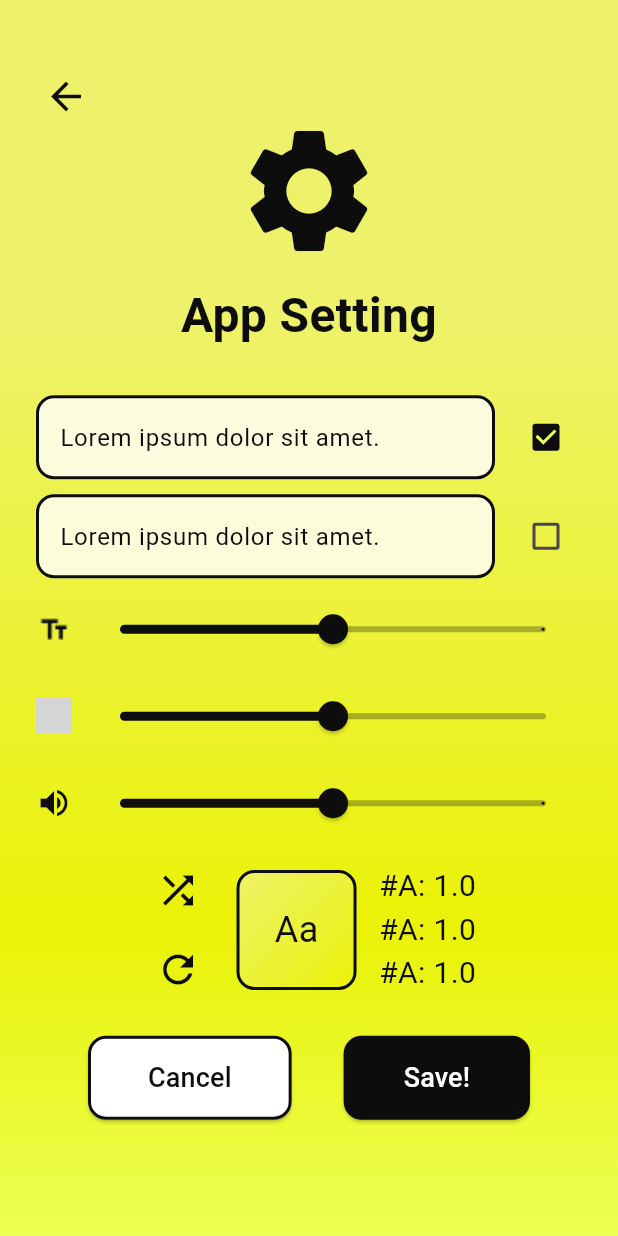
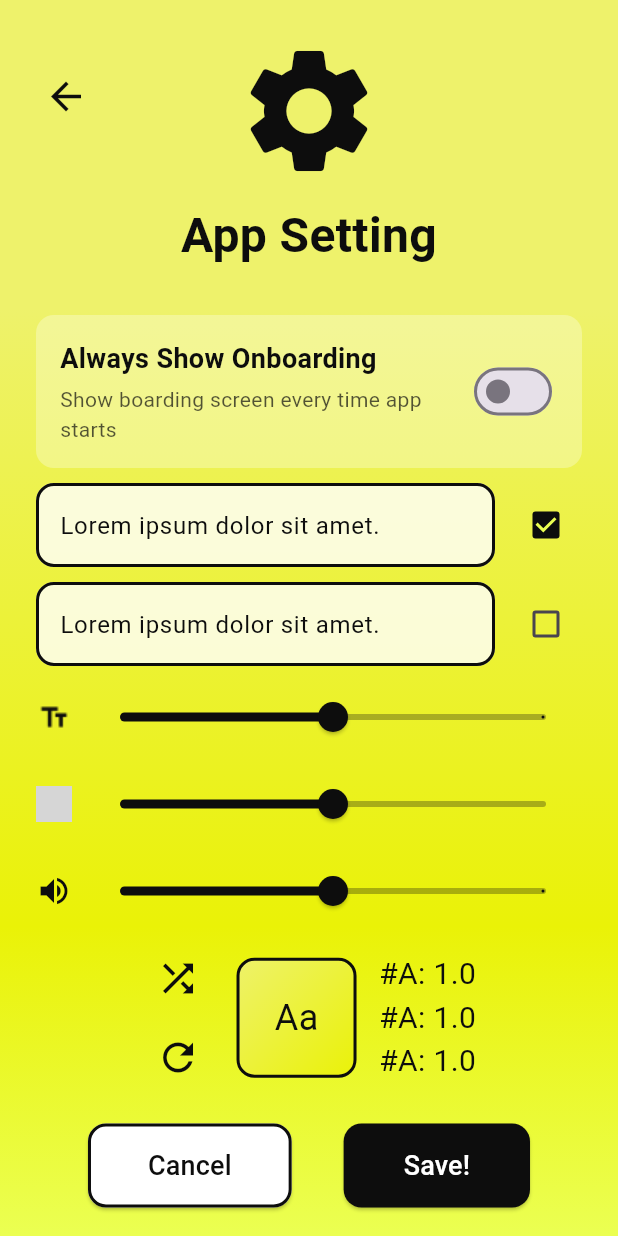
Before and after one commit to HHHAAAANNNNN/AItunanetra, a Flutter app: the SettingPage screen opened directly, on a phone screen of 412 x 824 dp. Run offline on Flutter 3.47's test engine with Material 3 defaults, Android fonts, the phone set to English and light mode, and no system bars; our stand-ins replace audioplayers, camera, flutter_tts, permission_handler, shared_preferences; accounts and stored records are empty; Roboto replaces fonts that are missing (Helvetica); grey boxes are pictures that could not be loaded.

Commit message:
adjusting boarding screen to only shows once but able to setup from setting screen

```diff
--- a/lib/dashboard_page.dart
+++ b/lib/dashboard_page.dart
@@ -9,7 +9,7 @@ import 'package:aitunanetra/setting_page.dart';
 import 'package:flutter/gestures.dart';
 
 class DashboardPage extends StatefulWidget {
-  final bool loggedInSuccessfully; // cek apakah berhasil login atau tidak
+  final bool loggedInSuccessfully;
 
   const DashboardPage({super.key, this.loggedInSuccessfully = false});
 
--- /dev/null
+++ b/lib/preferences_service.dart
@@ -0,0 +1,50 @@
+import 'package:shared_preferences/shared_preferences.dart';
+import 'package:flutter/foundation.dart';
+
+class PreferencesService {
+  static const String _keyFirstRun = 'first_run';
+  static const String _keyAlwaysShowOnboarding = 'always_show_onboarding';
+
+  // Check if this is the first run
+  static Future<bool> isFirstRun() async {
+    final prefs = await SharedPreferences.getInstance();
+    return prefs.getBool(_keyFirstRun) ?? true;
+  }
+
+  // Mark that the app has been run
+  static Future<void> setFirstRunCompleted() async {
+    final prefs = await SharedPreferences.getInstance();
+    await prefs.setBool(_keyFirstRun, false);
+  }
+
+  // Get "Always show onboarding" setting
+  static Future<bool> getAlwaysShowOnboarding() async {
+    final prefs = await SharedPreferences.getInstance();
+    return prefs.getBool(_keyAlwaysShowOnboarding) ?? false;
+  }
+
+  // Set "Always show onboarding" setting
+  static Future<void> setAlwaysShowOnboarding(bool value) async {
+    final prefs = await SharedPreferences.getInstance();
+    await prefs.setBool(_keyAlwaysShowOnboarding, value);
+  }
+
+  // Check if onboarding should be shown (first run OR always show enabled)
+  static Future<bool> shouldShowOnboarding() async {
+    try {
+      final isFirst = await isFirstRun();
+      final alwaysShow = await getAlwaysShowOnboarding();
+
+      if (kDebugMode) {
+        debugPrint('PreferencesService: isFirst=$isFirst, alwaysShow=$alwaysShow');
+      }
+
+      return isFirst || alwaysShow;
+    } catch (e) {
+      if (kDebugMode) {
+        debugPrint('PreferencesService ERROR: $e');
+      }
+      return true; // Default to showing onboarding on error
+    }
+  }
+}
--- a/lib/setting_page.dart
+++ b/lib/setting_page.dart
@@ -1,6 +1,7 @@
 import 'package:flutter/material.dart';
 import 'package:flutter/services.dart';
 import 'dart:math'; // Untuk fungsi random
+import 'package:aitunanetra/preferences_service.dart';
 
 class SettingPage extends StatefulWidget {
   const SettingPage({super.key});
@@ -12,6 +13,7 @@ class SettingPage extends StatefulWidget {
 class _SettingPageState extends State<SettingPage> {
   bool _toggleSetting1 = true;
   bool _toggleSetting2 = false;
+  bool _alwaysShowOnboarding = false; // New setting for onboarding
   double _fontSizeOption = 1.0; // opsi ukuran font (1.0 = Normal, 0.8 = Kecil, 1.2 = Besar)
   double _brightnessValue = 50.0; // interval kecerahan aplikasi (0-100)
   double _textToVoiceSpeed = 1.0; // opsi kecepatan output text-to-voice (0.8 = Lambat, 1.0 = Normal, 1.2 = Cepat)
@@ -29,12 +31,27 @@ class _SettingPageState extends State<SettingPage> {
   @override
   void initState() {
     super.initState();
+    _loadSettings();
 
     // Maintain fullscreen mode
     SystemChrome.setEnabledSystemUIMode(
       SystemUiMode.immersiveSticky,
       overlays: [],
     );
+  }
+
+  Future<void> _loadSettings() async {
+    final alwaysShow = await PreferencesService.getAlwaysShowOnboarding();
+    setState(() {
+      _alwaysShowOnboarding = alwaysShow;
+    });
+  }
+
+  Future<void> _toggleAlwaysShowOnboarding(bool value) async {
+    await PreferencesService.setAlwaysShowOnboarding(value);
+    setState(() {
+      _alwaysShowOnboarding = value;
+    });
   }
 
   // dispose berfungsi untuk mematikan animasi ketika aplikasi ditutup
@@ -83,6 +100,51 @@ class _SettingPageState extends State<SettingPage> {
                       textAlign: TextAlign.center,
                     ),
                     const SizedBox(height: 30),
+
+                    // Always Show Onboarding Setting
+                    Container(
+                      padding: const EdgeInsets.all(16.0),
+                      decoration: BoxDecoration(
+                        color: Colors.white.withAlpha((255 * 0.3).round()),
+                        borderRadius: BorderRadius.circular(12),
+                      ),
+                      child: Row(
+                        mainAxisAlignment: MainAxisAlignment.spaceBetween,
+                        children: [
+                          Expanded(
+                            child: Column(
+                              crossAxisAlignment: CrossAxisAlignment.start,
+                              children: [
+                                Text(
+                                  'Always Show Onboarding',
+                                  style: TextStyle(
+                                    fontSize: 18,
+                                    fontWeight: FontWeight.bold,
+                                    color: _textColor,
+                                    fontFamily: 'Helvetica',
+                                  ),
+                                ),
+                                const SizedBox(height: 4),
+                                Text(
+                                  'Show boarding screen every time app starts',
+                                  style: TextStyle(
+                                    fontSize: 14,
+                                    color: _textColor.withAlpha((255 * 0.7).round()),
+                                    fontFamily: 'Helvetica',
+                                  ),
+                                ),
+                              ],
+                            ),
+                          ),
+                          Switch(
+                            value: _alwaysShowOnboarding,
+                            onChanged: _toggleAlwaysShowOnboarding,
+                            activeColor: _textColor,
+                          ),
+                        ],
+                      ),
+                    ),
+                    const SizedBox(height: 10),
 
                     // Toggle Settings
                     _buildToggleSetting(
--- a/pubspec.yaml
+++ b/pubspec.yaml
@@ -13,6 +13,7 @@ dependencies:
   permission_handler: ^11.0.1
   audioplayers: ^5.2.1
   flutter_tts: ^4.2.0
+  shared_preferences: ^2.2.2
 
 dev_dependencies:
   flutter_test:
```
Also changed, not shown: lib/main.dart (+71 -21 lines), pubspec.lock, 1 other file.
